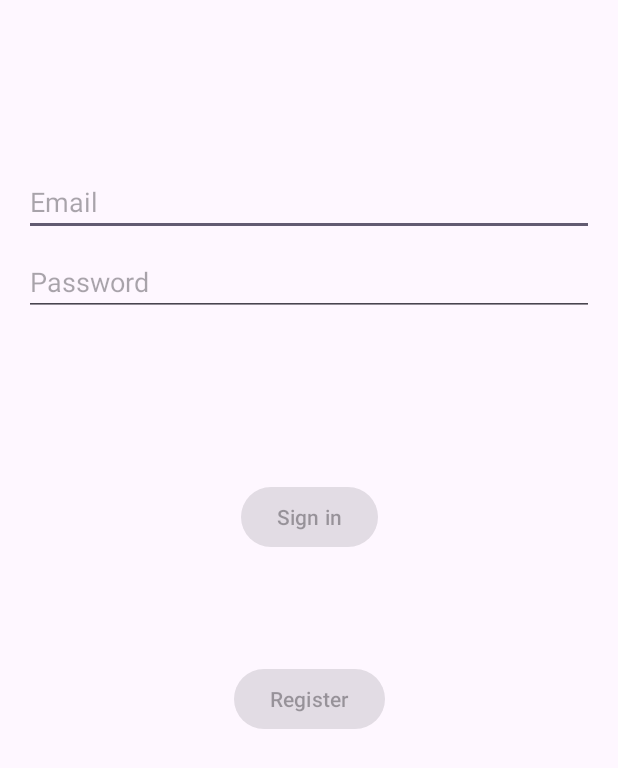
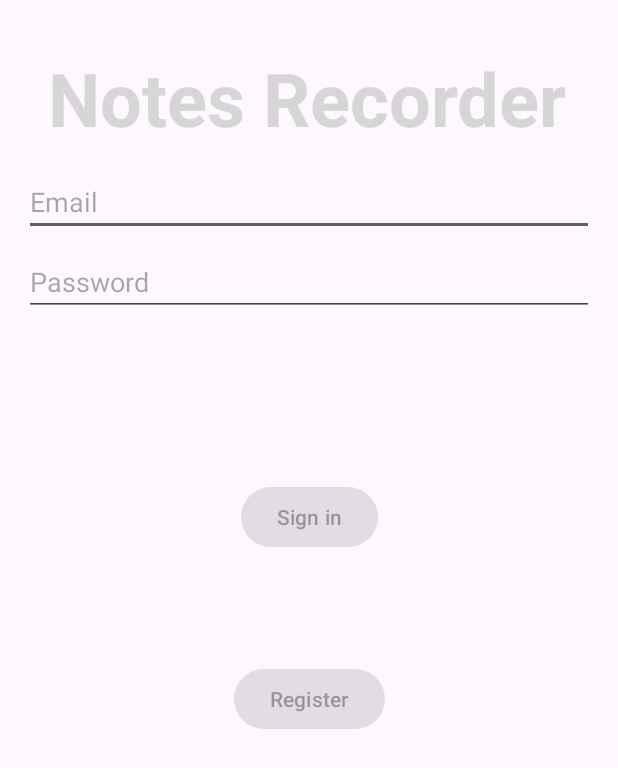
Before and after one commit to richardrubik/AndroidBaseApp, an Android app: the LoginActivity screen opened directly, with no data from a screen before it, on a phone screen of 412 x 824 dp. Shown: the top 768 px of the screen. Run offline under Robolectric (Android 15) with nearby library versions, the phone set to English and light mode, and no system bars; our stand-ins replace Firebase (no records; nobody signed in at launch, a user with empty details on screens opened directly).

Commit message:
Some UI adjustments

```diff
--- a/app/src/main/res/layout/activity_login.xml
+++ b/app/src/main/res/layout/activity_login.xml
@@ -10,6 +10,16 @@
     android:paddingRight="@dimen/activity_horizontal_margin"
     android:paddingBottom="@dimen/activity_vertical_margin"
     tools:context=".ui.login.LoginActivity">
+
+    <TextView
+        android:layout_width="match_parent"
+        android:layout_height="match_parent"
+        android:padding="16dp"
+        android:text="Notes Recorder"
+        android:textStyle="bold"
+        android:textColor="@color/blue_100"
+        android:autoSizeTextType="uniform"
+        android:maxLines="1" />
 
     <EditText
         android:id="@+id/username"
--- a/app/src/main/res/layout/fragment_records_create.xml
+++ b/app/src/main/res/layout/fragment_records_create.xml
@@ -44,6 +44,7 @@
             android:background="@color/white"
             android:textColor="@color/black"
             android:textSize="25sp"
+            android:hint="@string/prompt_text_note"
             app:layout_constraintEnd_toEndOf="parent"
             app:layout_constraintHorizontal_bias="0.5"
             app:layout_constraintStart_toStartOf="parent"
--- a/app/src/main/res/layout/fragment_records_list.xml
+++ b/app/src/main/res/layout/fragment_records_list.xml
@@ -17,9 +17,10 @@
         >
         <TextView
             android:id="@+id/list_header"
-            android:layout_width="match_parent"
+            android:layout_width="wrap_content"
             android:layout_height="wrap_content"
-            android:gravity="center"
+            android:paddingLeft="8dp"
+            android:gravity="left"
             android:text="@string/records_list_fragment"
             android:textColor="@color/blue_300"
             android:textSize="20sp"
--- a/app/src/main/res/values/strings.xml
+++ b/app/src/main/res/values/strings.xml
@@ -13,6 +13,7 @@
     <string name="title_activity_login">LoginActivity</string>
     <string name="prompt_email">Email</string>
     <string name="prompt_password">Password</string>
+    <string name="prompt_text_note">Type a note</string>
     <string name="action_sign_in">Sign in or register</string>
     <string name="action_sign_in_short">Sign in</string>
     <string name="action_register">Register</string>
```
